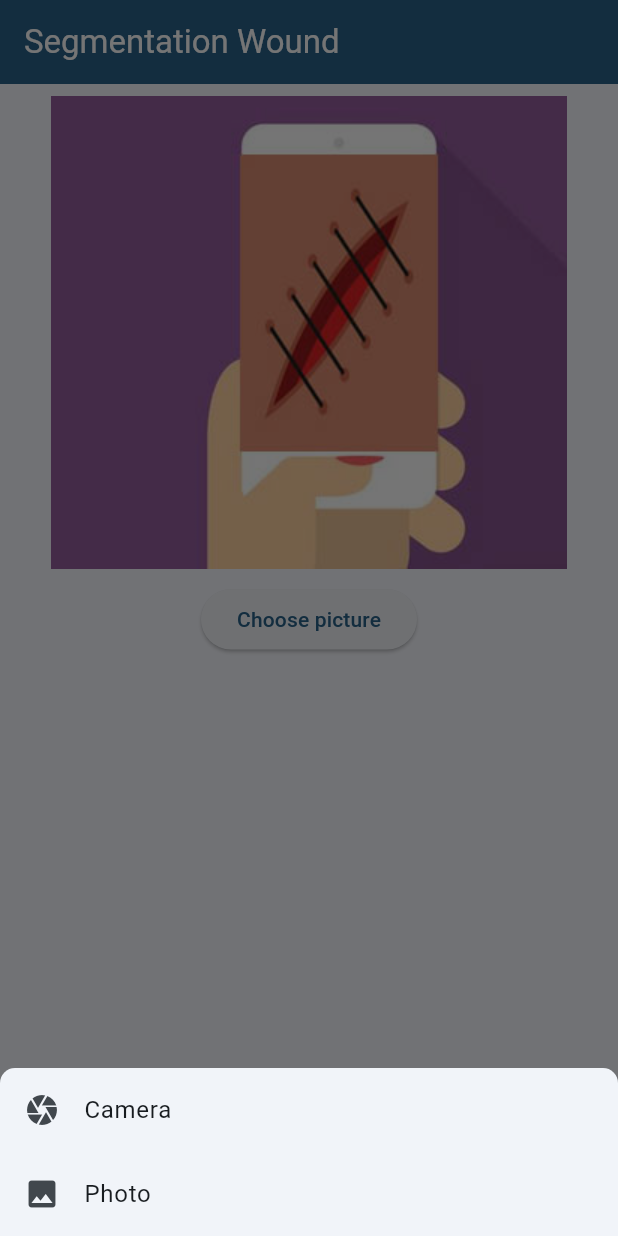
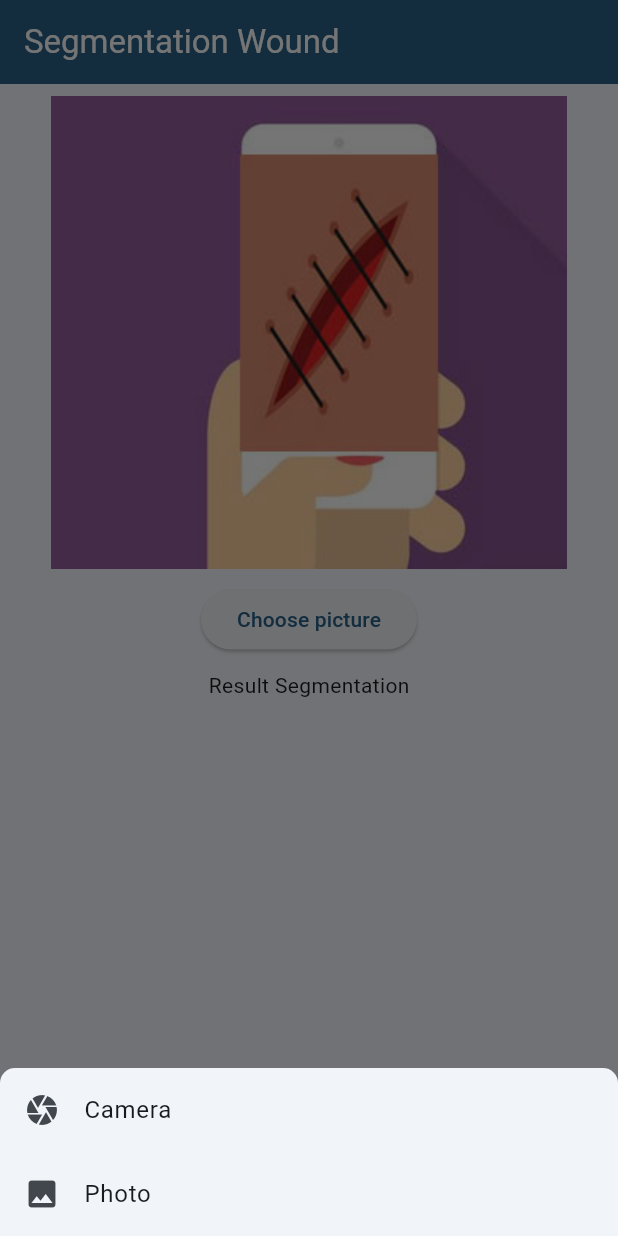
Before and after one commit to agoenxz2186/wound-segmentation, a Flutter app: the screen it shows after launch, after a tap on "Choose picture", on a phone screen of 412 x 824 dp. Run offline on Flutter 3.47's test engine with Material 2 defaults, Android fonts, the phone set to English and light mode, and no system bars; our stand-ins replace flutter_native_splash, image_picker; missing offline and left inert: tflite_flutter.

Commit message:
penambahan info lama inferensi

```diff
--- a/lib/providers/segmentation_provider.dart
+++ b/lib/providers/segmentation_provider.dart
@@ -15,6 +15,7 @@ class SegmentationProvider with ChangeNotifier{
     Uint8List? memoryResult;
     InferenceIsolate? inferenceIsolate;
     bool processing = false;
+    int totaltime = 0;
 
     void setFile(File f){
         fileImage = f;
@@ -31,8 +32,11 @@ class SegmentationProvider with ChangeNotifier{
         await inferenceIsolate!.start();
 
         final interpreterOptions = InterpreterOptions();
+        interpreterOptions.threads = 4;
+
         if(Platform.isAndroid){
-            // interpreterOptions.addDelegate(XNNPackDelegate());
+            interpreterOptions.addDelegate(XNNPackDelegate());
+            interpreterOptions.useNnApiForAndroid = true;
         }
 
         if(Platform.isIOS){
@@ -75,6 +79,8 @@ class SegmentationProvider with ChangeNotifier{
         final akhir = DateTime.now();
         final compare = akhir.difference(awal);
         print("lama inference luar ${compare.inMilliseconds}");
+        totaltime = compare.inMilliseconds;
+
         processing = false;
         notifyListeners();
     }
@@ -152,7 +158,8 @@ class InferenceIsolate{
                   imageInput.width,
                   (x){
                       final pixel = imageInput.getPixel(x, y);
-                      return [pixel.r / 255, pixel.g / 255, pixel.b / 255];
+                      final rgb = [pixel.r / 127.5, pixel.g / 127.5, pixel.b / 127.5];
+                      return [rgb[0]-1.0, rgb[1] - 1.0, rgb[2] -1.0 ];
                       // return [pixel.r /255, pixel.g / 255, pixel.b / 255];
                   }
               ));
@@ -179,10 +186,10 @@ class InferenceIsolate{
 
             for(var y = 0; y<result.shape[0]; y++){
                 for(var x=0; x<result.shape[1]; x++){
-                  img.Color c = img.ColorRgb8(255,255,255);
+                  img.Color c = imageInput.getPixel(x, y);
                   final confidence = result[y][x][0]  ;
-                  if( confidence >= 0.001){
-                    c = imageInput.getPixel(x, y);
+                  if( confidence < 0.01){
+                    c = img.ColorRgb8(255, 255, 255);
                   }
                   temp.setPixel(x, y, c);
                 }
--- a/lib/views/segmentation_view.dart
+++ b/lib/views/segmentation_view.dart
@@ -43,11 +43,23 @@ class SegmentationView extends StatelessWidget {
                         builder: (context) => ItemBottomSheet(provider: provider));
                   }, child: const Text('Choose picture')),
 
-                  const SizedBox(height: 20,),
+                  const SizedBox(height: 10,),
 
+                  const Text('Result Segmentation'),
                   Consumer<SegmentationProvider>(
                     builder: (c, prov, w)=> prov.processing ? const CircularProgressIndicator() :
-                    (prov.memoryResult == null ? const SizedBox() : Image.memory(prov.memoryResult!))
+                    (prov.memoryResult == null ? const SizedBox() :
+                    Stack(
+                      children: [
+                        Container(
+                          decoration: BoxDecoration(
+                            border: Border.all(color: Colors.grey)
+                          ),
+                          child: Image.memory(prov.memoryResult!, height: 250,)
+                        ),
+                        Text("Inference time : ${prov.totaltime} ms")
+                      ],
+                    ))
                   )
               ],
             ),
@@ -71,7 +83,7 @@ class ImagePreview extends StatelessWidget {
           return Stack(
             children: [
               prov.fileImage == null ? Image.asset(Assets.assetsImagesTakepicture) :
-                 Image.file(prov.fileImage!, height: 350,),
+                 Image.file(prov.fileImage!, height: 250,),
 
             ],
           );
```
